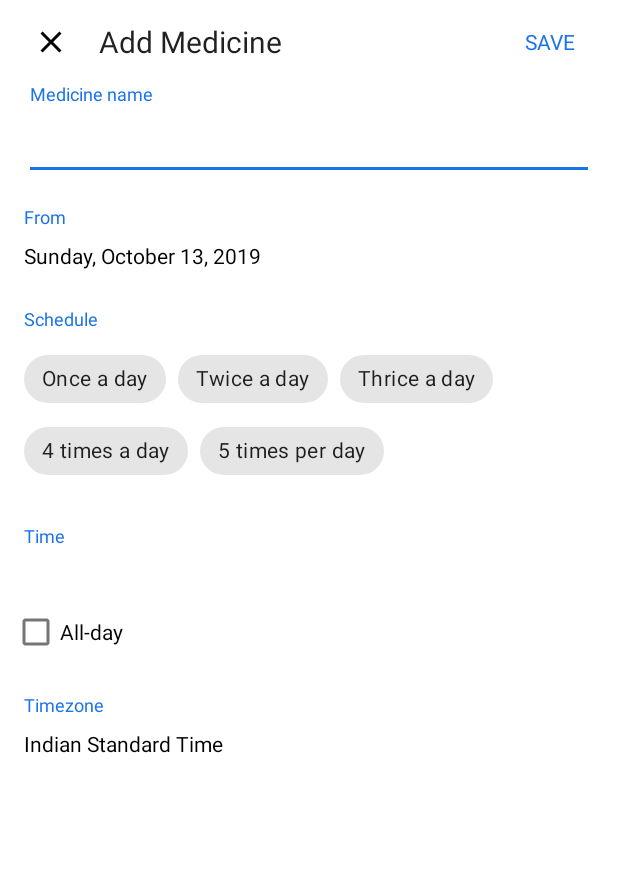
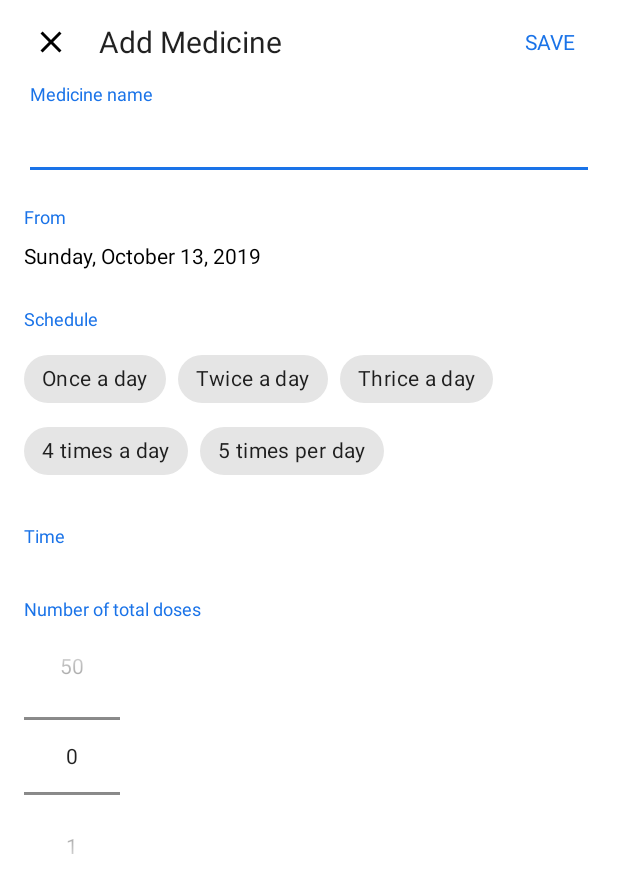
Before and after one commit to abd99/Med-Dose, an Android app: the screen it shows after launch (HomeActivity), after a tap on "Add Medicine", on a phone screen of 412 x 824 dp. Shown: the top 893 px of the screen. Run offline under Robolectric (Android 15) with nearby library versions, the phone set to English and light mode, and no system bars; our stand-ins replace navigation-ui; Roboto replaces fonts that are not available here.

Commit message:
Add final components to AddDialog Fragment

```diff
--- a/app/src/main/java/com/abdsoft/med_dose/ui/home/AddDialog.java
+++ b/app/src/main/java/com/abdsoft/med_dose/ui/home/AddDialog.java
@@ -3,9 +3,11 @@ package com.abdsoft.med_dose.ui.home;
 import android.app.DatePickerDialog;
 import android.app.Dialog;
 import android.os.Bundle;
+import android.util.Log;
 import android.view.LayoutInflater;
 import android.view.View;
 import android.view.ViewGroup;
+import android.widget.NumberPicker;
 import android.widget.Toast;
 
 import androidx.fragment.app.DialogFragment;
@@ -26,16 +28,17 @@ import java.util.Calendar;
 import java.util.List;
 
 public class AddDialog extends DialogFragment {
-    public static final String TAG = "add_medicine_dialog";
+    public static final String TAG = "Add_Dialog";
 
     private MaterialToolbar toolbar;
     private MaterialTextView textViewDate, textViewTime;
     private ChipGroup chipGroupScheduleTimes;
 
     private List<TimeItem> timeItems;
-    private int mPerday;
+    private int mPerDay = 0;
     private RecyclerView recyclerView;
     private RecyclerView.Adapter adapter;
+    private NumberPicker numberPicker;
 
 
    /* public static AddDialog display(FragmentManager fragmentManager) {
@@ -72,6 +75,7 @@ public class AddDialog extends DialogFragment {
         textViewTime = root.findViewById(R.id.text_view_select_time);
         chipGroupScheduleTimes = root.findViewById(R.id.chip_group_times);
         recyclerView = root.findViewById(R.id.recycler_view_time);
+        numberPicker = root.findViewById(R.id.number_picker_number_doses);
 
         return root;
     }
@@ -80,7 +84,7 @@ public class AddDialog extends DialogFragment {
     public void onViewCreated(View view, Bundle savedInstanceState) {
         super.onViewCreated(view, savedInstanceState);
         toolbar.setNavigationOnClickListener(v -> {
-            Toast.makeText(AddDialog.this.getContext(), "Close Pressed", Toast.LENGTH_LONG).show();
+            Toast.makeText(AddDialog.this.getContext(), "Close Pressed", Toast.LENGTH_SHORT).show();
             AddDialog.this.dismiss();
         });
         toolbar.setTitle("Add Medicine");
@@ -131,8 +135,18 @@ public class AddDialog extends DialogFragment {
             mTimePicker.show();
         });
 */
+        initChipGroup(chipGroupScheduleTimes);
 
-        initChipGroup(chipGroupScheduleTimes);
+        numberPicker.setMaxValue(50);
+        numberPicker.setMinValue(mPerDay);
+
+        numberPicker.setOnValueChangedListener(new NumberPicker.OnValueChangeListener() {
+            @Override
+            public void onValueChange(NumberPicker numberPicker, int i, int i1) {
+                int valuePicker1 = numberPicker.getValue();
+                Log.d("picker value", String.valueOf(valuePicker1));
+            }
+        });
     }
 
     private void initChipGroup(ChipGroup chipGroup) {
@@ -149,10 +163,11 @@ public class AddDialog extends DialogFragment {
 
         timeItems = new ArrayList<>();
         chipGroup.setOnCheckedChangeListener((group, checkedId) -> {
-            Toast.makeText(getContext(), String.valueOf(group.getCheckedChipId()), Toast.LENGTH_LONG).show();
-            mPerday = group.getCheckedChipId();
+            Toast.makeText(getContext(), String.valueOf(group.getCheckedChipId()), Toast.LENGTH_SHORT).show();
+            mPerDay = group.getCheckedChipId();
+            numberPicker.setMinValue(mPerDay);
             timeItems.clear();
-            for (int i = 0; i < mPerday; i++) {
+            for (int i = 0; i < mPerDay; i++) {
                 TimeItem timeItem = new TimeItem("Pick a Time");
                 timeItems.add(timeItem);
             }
--- a/app/src/main/res/layout/add_medicine_dialog.xml
+++ b/app/src/main/res/layout/add_medicine_dialog.xml
@@ -125,32 +125,23 @@
                     android:textColor="@android:color/black"
                     android:textSize="14sp" />-->
 
-                <CheckBox
-                    android:id="@+id/checkBox"
-                    android:layout_width="wrap_content"
-                    android:layout_height="wrap_content"
-                    android:layout_marginStart="8dp"
-                    android:layout_marginTop="16dp"
-                    android:text="All-day" />
-
                 <com.google.android.material.textview.MaterialTextView
                     android:layout_width="wrap_content"
                     android:layout_height="wrap_content"
                     android:layout_marginStart="16dp"
                     android:layout_marginTop="16dp"
-                    android:text="Timezone"
+                    android:text="Number of total doses"
                     android:textColor="@color/color_primary"
                     android:textSize="12sp" />
 
-                <TextView
+
+                <NumberPicker
+                    android:id="@+id/number_picker_number_doses"
                     android:layout_width="wrap_content"
                     android:layout_height="wrap_content"
                     android:layout_marginStart="16dp"
                     android:paddingTop="8dp"
-                    android:paddingBottom="8dp"
-                    android:text="Indian Standard Time"
-                    android:textColor="@android:color/black"
-                    android:textSize="14sp" />
+                    android:paddingBottom="8dp" />
 
             </LinearLayout>
 
```
Also changed, not shown: app/src/main/java/com/abdsoft/med_dose/ui/home/time/TimeAdapter.java (+18 -0 lines).
